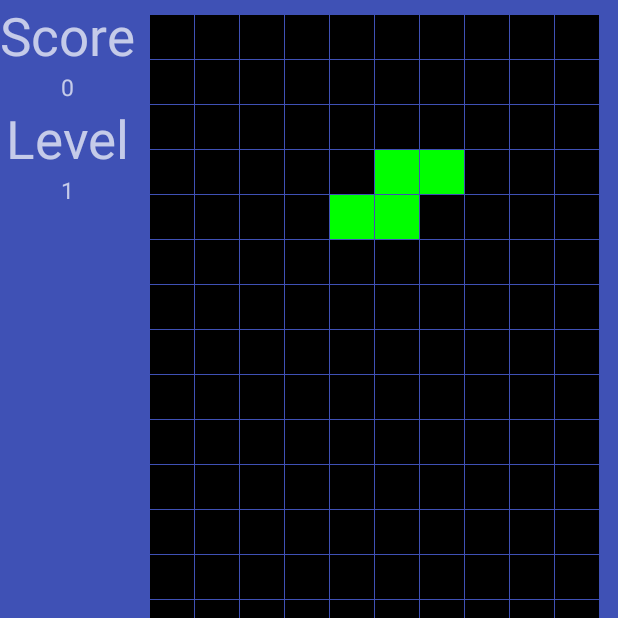
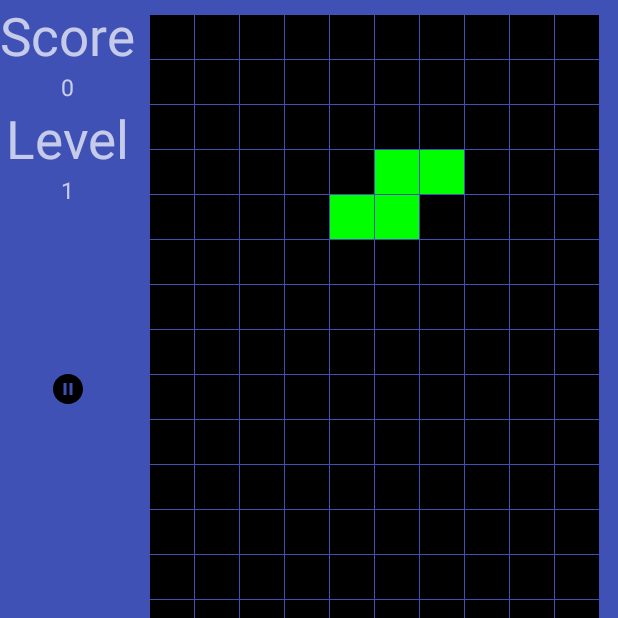
Before and after one commit to vincent-ventura/Tetris_ANDROID, an Android app: the screen it shows after launch (GameActivity), after a tap on "NOUVELLE PARTIE", on a phone screen of 412 x 824 dp, the top half of it. Run offline under Robolectric (Android 15) with nearby library versions, the phone set to English and light mode, and no system bars.

Commit message:
added pause/play button + end of game

```diff
--- a/app/src/main/java/classes/Partie.java
+++ b/app/src/main/java/classes/Partie.java
@@ -21,6 +21,8 @@ public class Partie {
     private TextView levelView;
     private int timeBetweenTwoPieces; // in ms
     private int totalLines;
+    private boolean endGame;
+    private boolean pause;
 
     public Partie(TextView scoreView, TextView levelView, String playerName) {
         this.playerName = playerName;
@@ -30,6 +32,24 @@ public class Partie {
         this.totalLines = 0;
         this.score = 0;
         this.scoreView = scoreView;
+        this.endGame = false;
+        this.pause = false;
+    }
+
+    public boolean isPause() {
+        return pause;
+    }
+
+    public void setPause(boolean pause) {
+        this.pause = pause;
+    }
+
+    public boolean isEndGame() {
+        return endGame;
+    }
+
+    public void setEndGame(boolean endGame) {
+        this.endGame = endGame;
     }
 
     public String getPlayerName() {
--- a/app/src/main/java/classes/Piece.java
+++ b/app/src/main/java/classes/Piece.java
@@ -83,15 +83,15 @@ public abstract class Piece implements mouvement, mouvement_possible {
     }
 
     public void placer(int[][] game, ArrayList<ImageView> imageList) {
-        this.placer(game, imageList, false);
+        this.placer(game, imageList, null);
     }
 
-    public void placer(int[][] game, ArrayList<ImageView> imageList, boolean finPartie) {
+    public void placer(int[][] game, ArrayList<ImageView> imageList, Partie partie) {
         for (int i=this.pos_i, x=0; x<this.largeur; i++,x++) {
             for (int j=this.pos_j, y=0; y<this.hauteur; j++, y++) {
                 if (i >= 0 && i <= 9 && j >= 0 && j <= 19 && this.matrice[x][y] == 1) {
-                    if (game[i][j] == 1)
-                        finPartie = true;
+                    if (game[i][j] == 1 && partie != null)
+                        partie.setEndGame(true);
                     imageList.get(i + 10 * j).setBackgroundColor(this.color);
                     game[i][j] = 1;
                 }
--- a/app/src/main/java/com/vincent/tetris/activities/GameActivity.java
+++ b/app/src/main/java/com/vincent/tetris/activities/GameActivity.java
@@ -1,5 +1,9 @@
 package com.vincent.tetris.activities;
 
+import android.app.Activity;
+import android.app.AlertDialog;
+import android.content.DialogInterface;
+import android.content.Intent;
 import android.content.SharedPreferences;
 import android.graphics.Color;
 import android.os.Handler;
@@ -27,9 +31,9 @@ public class GameActivity extends AppCompatActivity {
     private ImageButton rightButton;
     private ImageButton downButton;
     private ImageButton rotateButton;
+    private ImageButton pauseButton;
     private Partie partie;
     private static final String HIGH_SCORES = "HighScores";
-    private Boolean finPartie;
 
     @Override
     protected void onCreate(Bundle savedInstanceState) {
@@ -42,18 +46,40 @@ public class GameActivity extends AppCompatActivity {
         Bundle extras = getIntent().getExtras();
         partie = new Partie(scoreView, levelView, extras.getString("playerName"));
         partie.init(gameGrid, gridImageList, this);
-        finPartie = false;
 
         gameGridView = (GridView) findViewById(R.id.game_grid);
         myImageAdapter = new ImageViewAdapter(this, gridImageList, gameGridView);
         gameGridView.setAdapter(myImageAdapter);
 
+        // defines the game loop
+        final Runnable r = new Runnable() {
+            @Override
+            public void run() {
+                // refresh the gridview adapter
+                gameGridView.setAdapter(myImageAdapter);
+                if ( pieces.isEmpty() || !pieces.get(pieces.size()-1).down(gameGrid, gridImageList, true) ) {
+                    setButtonsEnabled(false); // to avoid moving a piece before it was set on game
+                    searchAndRemoveCompletedLines(gameGrid, gridImageList, pieces);
+                    pieces.add(Piece.randomPiece());
+                    pieces.get(pieces.size()-1).placer(gameGrid, gridImageList, partie);
+                    if ( partie.isEndGame() ) {
+                        showEndGame();
+                        partie.setPause(true);
+                    }
+                    setButtonsEnabled(true);
+                }
+                if ( !partie.isPause() ) {
+                    handler.postDelayed(this, partie.getTimeBetweenTwoPieces());
+                }
+            }
+        };
 
         // set listenner to game buttons
         leftButton = (ImageButton) findViewById(R.id.left_button);
         rightButton = (ImageButton) findViewById(R.id.right_button);
         downButton = (ImageButton) findViewById(R.id.down_button);
         rotateButton = (ImageButton) findViewById(R.id.rotate_button);
+        pauseButton = (ImageButton) findViewById(R.id.pause_button);
 
         leftButton.setOnClickListener(new View.OnClickListener() {
             @Override
@@ -83,28 +109,22 @@ public class GameActivity extends AppCompatActivity {
                 gameGridView.setAdapter(myImageAdapter);
             }
         });
+        pauseButton.setOnClickListener(new View.OnClickListener() {
+            @Override
+            public void onClick(View v) {
+                if( partie.isPause() ) { // play button pressed
+                    partie.setPause(false);
+                    handler.postDelayed(r, partie.getTimeBetweenTwoPieces());
+                    pauseButton.setImageResource(R.drawable.ic_pause_circle_fill_24dp);
+                    setButtonsEnabled(true);
+                } else { // pause button pressed
+                    partie.setPause(true);
+                    pauseButton.setImageResource(R.drawable.ic_play_circle_fill_24dp);
+                    setButtonsEnabled(false);
+                }
+            }
+        });
 
-        final Runnable r = new Runnable() {
-            @Override
-            public void run() {
-                // refresh the gridview adapter
-                gameGridView.setAdapter(myImageAdapter);
-                if ( pieces.isEmpty() || !pieces.get(pieces.size()-1).down(gameGrid, gridImageList, true) ) {
-                    setButtonsEnabled(false); // to avoid moving a piece before it was set on game
-                    searchAndRemoveCompletedLines(gameGrid, gridImageList, pieces);
-                    pieces.add(Piece.randomPiece());
-                    pieces.get(pieces.size()-1).placer(gameGrid, gridImageList, finPartie);
-                    if (finPartie) {
-                        // TODO : Confirmation
-                        /* Fin partie :
-                            OK : Menu Principal
-                        */
-                    }
-                    setButtonsEnabled(true);
-                }
-                handler.postDelayed(this, partie.getTimeBetweenTwoPieces());
-            }
-        };
         handler.postDelayed(r, partie.getTimeBetweenTwoPieces());
 
     }
@@ -148,16 +168,57 @@ public class GameActivity extends AppCompatActivity {
         if (completedLineNb > 0) {
             partie.updateScore(completedLineNb);
         }
-        //gameGridView.setAdapter(myImageAdapter);
     }
 
     @Override
     protected void onStop(){
-        // TODO : CONFIRMATION
         super.onStop();
 
         SharedPreferences highScores = getSharedPreferences(HIGH_SCORES, MODE_PRIVATE);
         partie.saveHighScore(highScores);
     }
 
+    @Override
+    public void onBackPressed() {
+        confirmation();
+    }
+
+    public void confirmation() {
+        new AlertDialog.Builder(this)
+            .setTitle("Quitter")
+            .setMessage("Vous allez quitter Glanced...")
+            .setPositiveButton("Oui",
+                new DialogInterface.OnClickListener()
+                {
+                    public void onClick(DialogInterface dialog, int which)
+                    {
+                        finish();
+                    }
+                })
+            .setNegativeButton("Non",
+                new DialogInterface.OnClickListener()
+                {
+                    public void onClick(DialogInterface dialog, int which)
+                    {
+                        // AlertDialog.cancel();
+                    }
+                })
+            .create()
+            .show();
+    }
+
+    public void showEndGame() {
+        new AlertDialog.Builder(this).setCancelable(false)
+            .setTitle("Fin de partie")
+            .setMessage(String.valueOf(partie.getScore()) + " points!")
+            .setPositiveButton("Ok",
+                    new DialogInterface.OnClickListener() {
+                        public void onClick(DialogInterface dialog, int which) {
+                            finish();
+                        }
+                    })
+                .create()
+                .show();
+    }
+
 }
--- /dev/null
+++ b/app/src/main/res/drawable/ic_pause_circle_fill_24dp.xml
@@ -0,0 +1,9 @@
+<vector xmlns:android="http://schemas.android.com/apk/res/android"
+        android:width="24dp"
+        android:height="24dp"
+        android:viewportWidth="24.0"
+        android:viewportHeight="24.0">
+    <path
+        android:fillColor="#FF000000"
+        android:pathData="M12,2C6.48,2 2,6.48 2,12s4.48,10 10,10 10,-4.48 10,-10S17.52,2 12,2zm-1,14H9V8h2v8zm4,0h-2V8h2v8z"/>
+</vector>
--- /dev/null
+++ b/app/src/main/res/drawable/ic_play_circle_fill_24dp.xml
@@ -0,0 +1,9 @@
+<vector xmlns:android="http://schemas.android.com/apk/res/android"
+        android:width="24dp"
+        android:height="24dp"
+        android:viewportWidth="24.0"
+        android:viewportHeight="24.0">
+    <path
+        android:fillColor="#FF000000"
+        android:pathData="M12,2C6.48,2 2,6.48 2,12s4.48,10 10,10 10,-4.48 10,-10S17.52,2 12,2zm-2,14.5v-9l6,4.5 -6,4.5z"/>
+</vector>
--- a/app/src/main/res/layout/activity_game.xml
+++ b/app/src/main/res/layout/activity_game.xml
@@ -8,7 +8,7 @@
 
     <LinearLayout
         android:layout_width="wrap_content"
-        android:layout_height="wrap_content"
+        android:layout_height="match_parent"
         android:orientation="vertical"
         android:layout_gravity="top">
 
@@ -41,6 +41,15 @@
             android:textSize="@dimen/score_size"
             android:gravity="center_horizontal"
             android:id="@+id/level_value"/>
+
+        <ImageButton
+            android:layout_width="match_parent"
+            android:layout_height="wrap_content"
+            android:layout_marginTop="100dp"
+            android:src="@drawable/ic_pause_circle_fill_24dp"
+            android:backgroundTint="@color/colorPrimary"
+            android:id="@+id/pause_button"
+            />
 
     </LinearLayout>
 
```
